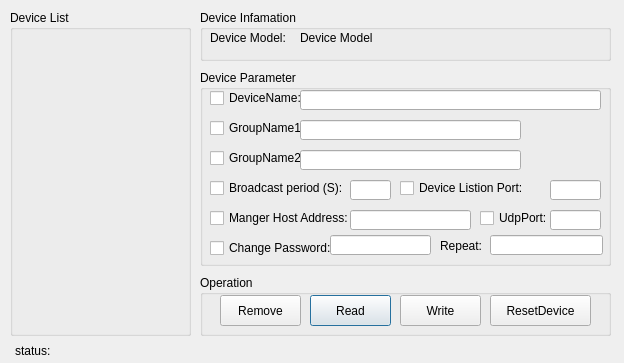
This is editparamdialog.ui in gaopindianzi/relay_control_terminal as Qt 5 draws it before an edit. The edited form follows.
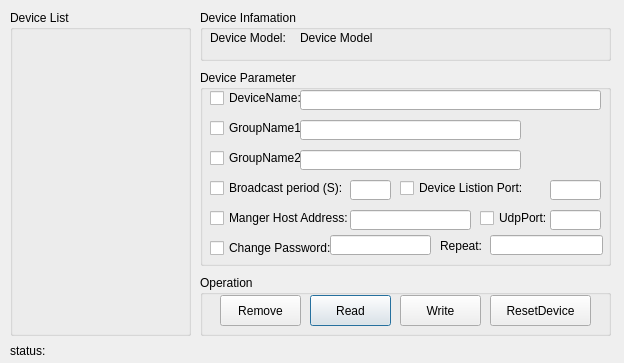
This is the edited form.

The edit to the form file:
```diff
--- a/editparamdialog.ui
+++ b/editparamdialog.ui
@@ -368,10 +368,10 @@
   <widget class="QLabel" name="labelStatusBar">
    <property name="geometry">
     <rect>
-     <x>15</x>
-     <y>345</y>
-     <width>601</width>
-     <height>11</height>
+     <x>10</x>
+     <y>340</y>
+     <width>606</width>
+     <height>21</height>
     </rect>
    </property>
    <property name="text">
```
